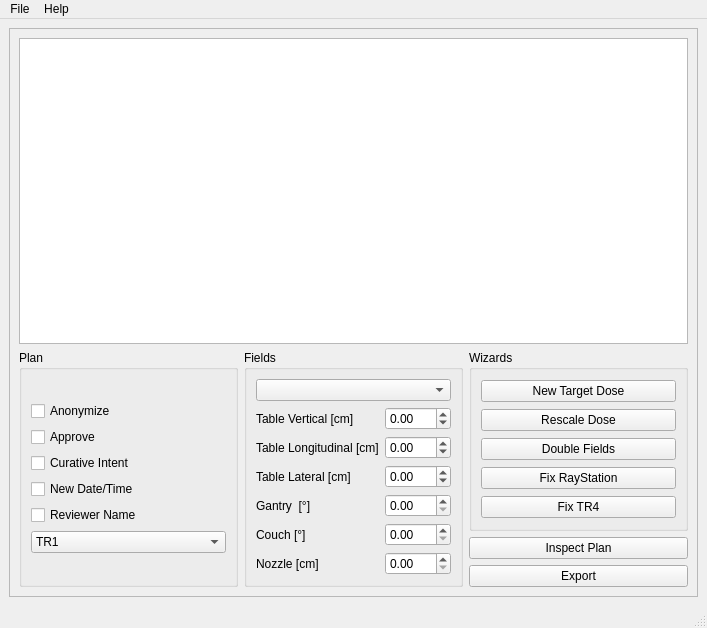
This is dicomfix/gui/main_window.ui in nbassler/dicomfix as Qt 5 draws it before an edit. The edited form follows.
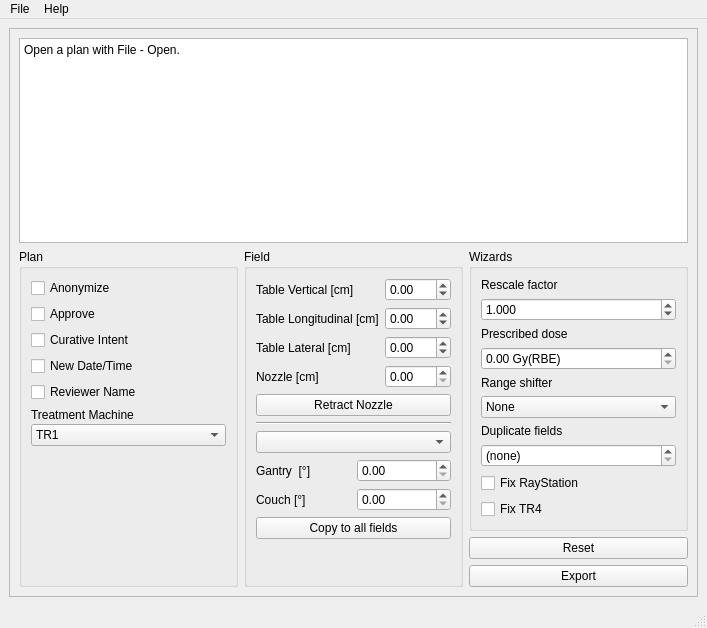
This is the edited form. Icons and pictures are not drawn.

```diff
--- a/dicomfix/gui/main_window.ui
+++ b/dicomfix/gui/main_window.ui
@@ -39,7 +39,17 @@
        <item>
         <layout class="QVBoxLayout" name="verticalLayout_3">
          <item>
-          <widget class="QListView" name="listView"/>
+          <widget class="QPlainTextEdit" name="plainTextEdit_inspect">
+           <property name="toolTip"><string>Summary of the loaded plan, the same text the -i command line option prints. After an export it shows the plan that was written.</string></property><property name="readOnly">
+            <bool>true</bool>
+           </property>
+           <property name="lineWrapMode">
+            <enum>QPlainTextEdit::NoWrap</enum>
+           </property>
+           <property name="plainText">
+            <string>Open a plan with File - Open.</string>
+           </property>
+          </widget>
          </item>
          <item>
           <layout class="QHBoxLayout" name="horizontalLayout_2">
@@ -92,9 +102,16 @@
                   </property>
                  </widget>
                 </item>
+                <item><layout class="QVBoxLayout" name="verticalLayout_machine"><property name="spacing"><number>2</number></property><item>
+                 <widget class="QLabel" name="label_treatment_machine">
+                  <property name="text">
+                   <string>Treatment Machine</string>
+                  </property>
+                 </widget>
+                </item>
                 <item>
                  <widget class="QComboBox" name="comboBox_treatment_machine">
-                  <item>
+                  <property name="toolTip"><string>Treatment machine name, written to every field.</string></property><item>
                    <property name="text">
                     <string>TR1</string>
                    </property>
@@ -116,7 +133,7 @@
                   </item>
                  </widget>
                 </item>
-               </layout>
+               </layout></item><item><spacer name="spacer_plan"><property name="orientation"><enum>Qt::Vertical</enum></property><property name="sizeHint" stdset="0"><size><width>20</width><height>10</height></size></property></spacer></item></layout>
               </item>
              </layout>
             </widget>
@@ -124,34 +141,12 @@
            <item>
             <widget class="QGroupBox" name="groupBox">
              <property name="title">
-              <string>Fields</string>
+              <string>Field</string>
              </property>
              <layout class="QVBoxLayout" name="verticalLayout_6">
               <item>
                <layout class="QVBoxLayout" name="verticalLayout">
-                <item>
-                 <widget class="QComboBox" name="comboBox_field"/>
-                </item>
-                <item>
-                 <layout class="QGridLayout" name="gridLayout">
-                  <item row="1" column="0">
-                   <widget class="QLabel" name="label_table_longitudinal">
-                    <property name="toolTip">
-                     <string>Table position along its long axis. Positive direction to cranial side.</string>
-                    </property>
-                    <property name="text">
-                     <string>Table Longitudinal [cm]</string>
-                    </property>
-                   </widget>
-                  </item>
-                  <item row="0" column="1">
-                   <widget class="QDoubleSpinBox" name="doubleSpinBox_table_vertical">
-                    <property name="minimum">
-                     <double>-99.000000000000000</double>
-                    </property>
-                   </widget>
-                  </item>
-                  <item row="0" column="0">
+                <item><layout class="QGridLayout" name="gridLayout_geometry"><item row="0" column="0">
                    <widget class="QLabel" name="label">
                     <property name="toolTip">
                      <string extracomment="fff">Table height, positive upwards</string>
@@ -161,13 +156,23 @@
                     </property>
                    </widget>
                   </item>
-                  <item row="2" column="1">
-                   <widget class="QDoubleSpinBox" name="doubleSpinBox_table_lateral">
+                  <item row="0" column="1">
+                   <widget class="QDoubleSpinBox" name="doubleSpinBox_table_vertical">
                     <property name="minimum">
                      <double>-99.000000000000000</double>
                     </property>
                    </widget>
                   </item>
+                  <item row="1" column="0">
+                   <widget class="QLabel" name="label_table_longitudinal">
+                    <property name="toolTip">
+                     <string>Table position along its long axis. Positive direction to cranial side.</string>
+                    </property>
+                    <property name="text">
+                     <string>Table Longitudinal [cm]</string>
+                    </property>
+                   </widget>
+                  </item>
                   <item row="1" column="1">
                    <widget class="QDoubleSpinBox" name="doubleSpinBox_table_longitudinal">
                     <property name="minimum">
@@ -185,7 +190,51 @@
                     </property>
                    </widget>
                   </item>
+                  <item row="2" column="1">
+                   <widget class="QDoubleSpinBox" name="doubleSpinBox_table_lateral">
+                    <property name="minimum">
+                     <double>-99.000000000000000</double>
+                    </property>
+                   </widget>
+                  </item>
+                  <item row="3" column="0">
+                   <widget class="QLabel" name="label_6">
+                    <property name="text">
+                     <string>Nozzle [cm]</string>
+                    </property>
+                   </widget>
+                  </item>
                   <item row="3" column="1">
+                   <widget class="QDoubleSpinBox" name="doubleSpinBox_nozzle_position">
+                    <property name="toolTip"><string>Snout position, applied to every field.</string></property><property name="maximum">
+                     <double>50.000000000000000</double>
+                    </property>
+                   </widget>
+                  </item>
+                  </layout></item><item>
+                   <widget class="QPushButton" name="pushButton_snout_retract">
+                    <property name="toolTip">
+                     <string>Set the snout to its fully retracted position.</string>
+                    </property>
+                    <property name="text">
+                     <string>Retract Nozzle</string>
+                    </property>
+                   </widget>
+                  </item>
+                 <item><widget class="Line" name="line_field"><property name="orientation"><enum>Qt::Horizontal</enum></property></widget></item><item>
+                 <widget class="QComboBox" name="comboBox_field"><property name="toolTip"><string>Which field the gantry angle below refers to. Everything else on this window applies to all fields.</string></property></widget>
+                </item>
+                <item><layout class="QGridLayout" name="gridLayout_perfield"><item row="0" column="0">
+                   <widget class="QLabel" name="label_4">
+                    <property name="toolTip">
+                     <string>Gantry Angle, 0 if beam comes from top. Positive direction moves clockwise seen from alcove.</string>
+                    </property>
+                    <property name="text">
+                     <string>Gantry  [°]</string>
+                    </property>
+                   </widget>
+                  </item>
+                  <item row="0" column="1">
                    <widget class="QDoubleSpinBox" name="doubleSpinBox_gantry">
                     <property name="sizePolicy">
                      <sizepolicy hsizetype="Minimum" vsizetype="Fixed">
@@ -195,43 +244,27 @@
                     </property>
                    </widget>
                   </item>
-                  <item row="3" column="0">
-                   <widget class="QLabel" name="label_4">
-                    <property name="toolTip">
-                     <string>Ganty Angle, 0 if beam comes from top. Positive direction moves clockwise seen from alcove.</string>
-                    </property>
-                    <property name="text">
-                     <string>Gantry  [°]</string>
-                    </property>
-                   </widget>
-                  </item>
-                  <item row="4" column="1">
-                   <widget class="QDoubleSpinBox" name="doubleSpinBox_couch"/>
-                  </item>
-                  <item row="4" column="0">
+                  <item row="1" column="0">
                    <widget class="QLabel" name="label_5">
                     <property name="text">
                      <string>Couch [°]</string>
                     </property>
                    </widget>
                   </item>
-                  <item row="5" column="0">
-                   <widget class="QLabel" name="label_6">
-                    <property name="text">
-                     <string>Nozzle [cm]</string>
-                    </property>
-                   </widget>
+                  <item row="1" column="1">
+                   <widget class="QDoubleSpinBox" name="doubleSpinBox_couch" />
                   </item>
-                  <item row="5" column="1">
-                   <widget class="QDoubleSpinBox" name="doubleSpinBox_nozzle_position">
-                    <property name="maximum">
-                     <double>50.000000000000000</double>
-                    </property>
-                   </widget>
-                  </item>
-                 </layout>
+                  </layout></item><item>
+                 <widget class="QPushButton" name="pushButton_copy_to_all_fields">
+                  <property name="toolTip">
+                   <string>Give every field the gantry angle shown here.</string>
+                  </property>
+                  <property name="text">
+                   <string>Copy to all fields</string>
+                  </property>
+                 </widget>
                 </item>
-               </layout>
+                <item><spacer name="spacer_perfield"><property name="orientation"><enum>Qt::Vertical</enum></property><property name="sizeHint" stdset="0"><size><width>20</width><height>10</height></size></property></spacer></item></layout>
               </item>
              </layout>
             </widget>
@@ -245,35 +278,130 @@
                </property>
                <layout class="QVBoxLayout" name="verticalLayout_8">
                 <item>
-                 <widget class="QPushButton" name="pushButton_new_target_dose">
+                 <widget class="QLabel" name="label_rescale_factor">
                   <property name="text">
-                   <string>New Target Dose</string>
+                   <string>Rescale factor</string>
                   </property>
                  </widget>
                 </item>
                 <item>
-                 <widget class="QPushButton" name="pushButton_rescale_dose">
+                 <widget class="QDoubleSpinBox" name="doubleSpinBox_rescale_factor">
+                  <property name="toolTip">
+                   <string>Multiply plan MUs by this factor. Linked to the prescribed dose below: editing either updates the other.</string>
+                  </property>
+                  <property name="decimals">
+                   <number>3</number>
+                  </property>
+                  <property name="minimum">
+                   <double>0.000100000000000</double>
+                  </property>
+                  <property name="maximum">
+                   <double>9999.000000000000000</double>
+                  </property>
+                  <property name="value">
+                   <double>1.000000000000000</double>
+                  </property>
+                  <property name="singleStep">
+                   <double>0.100000000000000</double>
+                  </property>
+                 </widget>
+                </item>
+                <item>
+                 <widget class="QLabel" name="label_rescale_dose">
                   <property name="text">
-                   <string>Rescale Dose</string>
+                   <string>Prescribed dose</string>
                   </property>
                  </widget>
                 </item>
                 <item>
-                 <widget class="QPushButton" name="pushButton_double_fields">
+                 <widget class="QDoubleSpinBox" name="doubleSpinBox_rescale_dose">
+                  <property name="toolTip">
+                   <string>Dose after rescaling. Linked to the factor above: editing either updates the other.</string>
+                  </property>
+                  <property name="suffix">
+                   <string> Gy(RBE)</string>
+                  </property>
+                  <property name="decimals">
+                   <number>2</number>
+                  </property>
+                  <property name="minimum">
+                   <double>0.000100000000000</double>
+                  </property>
+                  <property name="maximum">
+                   <double>99999.000000000000000</double>
+                  </property>
+                  <property name="singleStep">
+                   <double>0.100000000000000</double>
+                  </property>
+                 </widget>
+                </item>
+                <item>
+                 <widget class="QLabel" name="label_range_shifter">
                   <property name="text">
-                   <string>Double Fields</string>
+                   <string>Range shifter</string>
                   </property>
                  </widget>
                 </item>
                 <item>
-                 <widget class="QPushButton" name="pushButton_fix_raystation">
+                 <widget class="QComboBox" name="comboBox_range_shifter">
+                  <property name="toolTip">
+                   <string>Set or remove the range shifter for all fields.</string>
+                  </property>
+                  <item>
+                   <property name="text">
+                    <string>None</string>
+                   </property>
+                  </item>
+                  <item>
+                   <property name="text">
+                    <string>RS2</string>
+                   </property>
+                  </item>
+                  <item>
+                   <property name="text">
+                    <string>RS5</string>
+                   </property>
+                  </item>
+                 </widget>
+                </item>
+                <item>
+                 <widget class="QLabel" name="label_duplicate_fields">
+                  <property name="text">
+                   <string>Duplicate fields</string>
+                  </property>
+                 </widget>
+                </item>
+                <item>
+                 <widget class="QSpinBox" name="spinBox_duplicate_fields">
+                  <property name="toolTip">
+                   <string>Repeat every field this many times.</string>
+                  </property>
+                  <property name="specialValueText">
+                   <string>(none)</string>
+                  </property>
+                  <property name="minimum">
+                   <number>1</number>
+                  </property>
+                  <property name="maximum">
+                   <number>20</number>
+                  </property>
+                 </widget>
+                </item>
+                <item>
+                 <widget class="QCheckBox" name="checkBox_fix_raystation">
+                  <property name="toolTip">
+                   <string>Make RayStation plans compatible with Varian proton systems.</string>
+                  </property>
                   <property name="text">
                    <string>Fix RayStation</string>
                   </property>
                  </widget>
                 </item>
                 <item>
-                 <widget class="QPushButton" name="pushButton_fix_tr4">
+                 <widget class="QCheckBox" name="checkBox_fix_tr4">
+                  <property name="toolTip">
+                   <string>TR4 wizard: sets approval, gantry, snout and treatment machine.</string>
+                  </property>
                   <property name="text">
                    <string>Fix TR4</string>
                   </property>
@@ -283,15 +411,12 @@
               </widget>
              </item>
              <item>
-              <widget class="QPushButton" name="pushButton_inspect_plan">
-               <property name="sizePolicy">
-                <sizepolicy hsizetype="Minimum" vsizetype="Fixed">
-                 <horstretch>0</horstretch>
-                 <verstretch>0</verstretch>
-                </sizepolicy>
+              <widget class="QPushButton" name="pushButton_reset">
+               <property name="toolTip">
+                <string>Discard all queued edits and return every control to the plan's own values.</string>
                </property>
                <property name="text">
-                <string>Inspect Plan</string>
+                <string>Reset</string>
                </property>
               </widget>
              </item>
```
Left out of the diff: 32 changed lines with no effect on the pictures.
